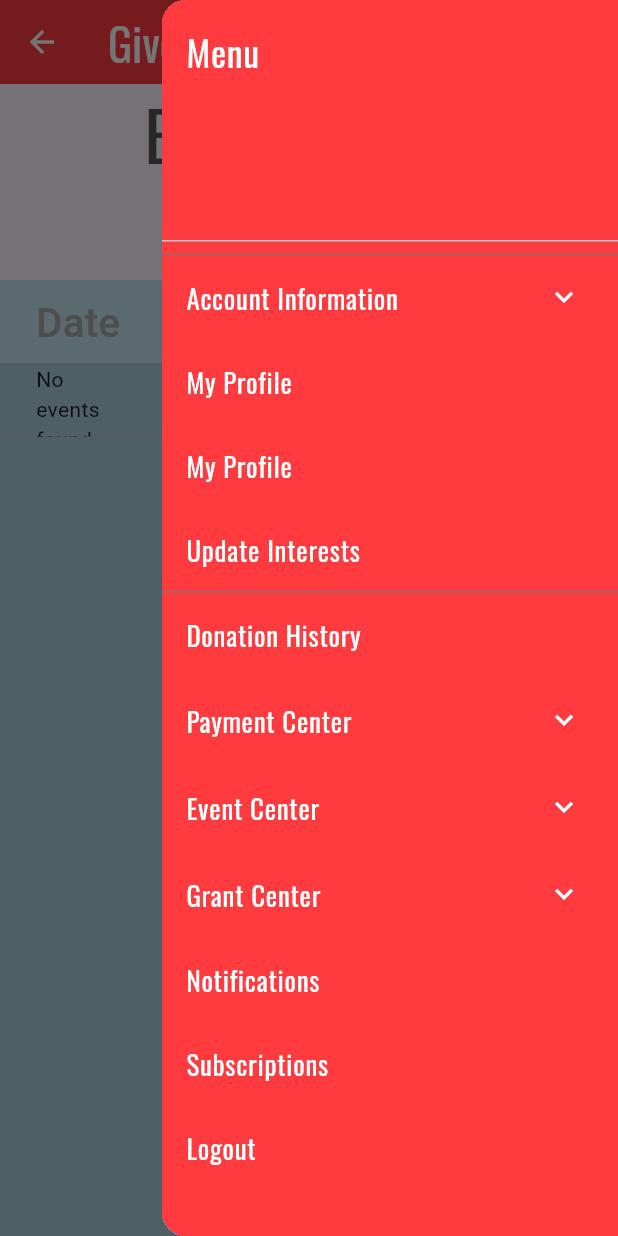
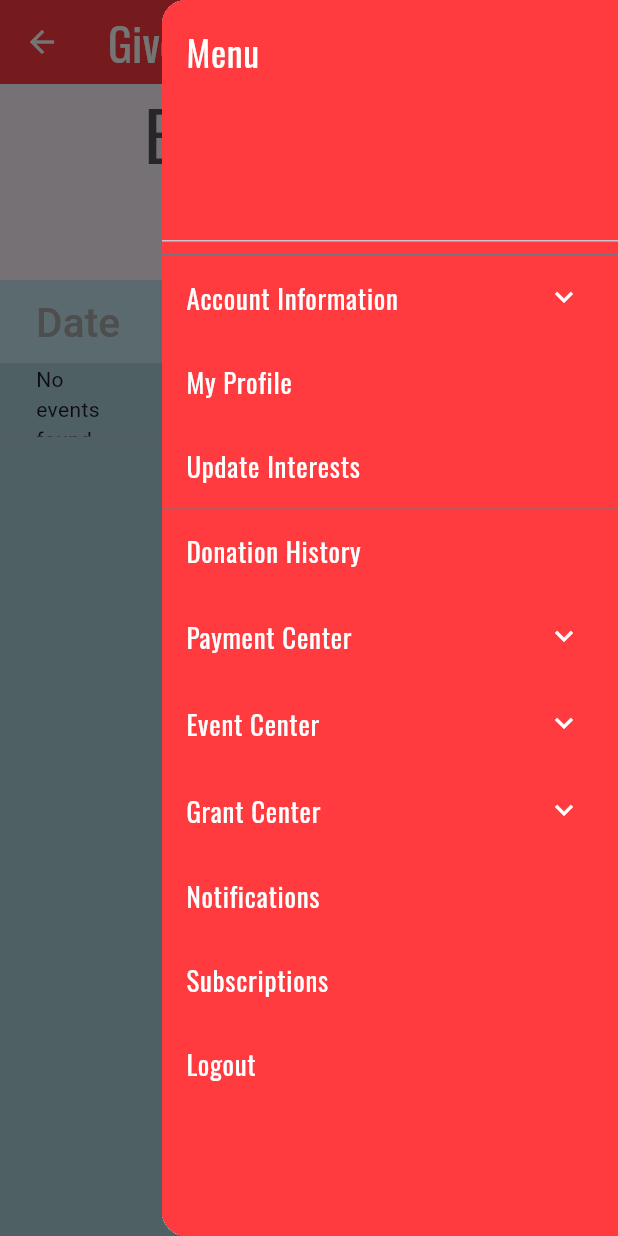
Before and after one commit to htthuyen/senior_design, a Flutter app: the EventHistory screen opened by its route, after a tap on the "menu" icon, after a tap on "Account Information", after a tap on "My Profile", on a phone screen of 412 x 824 dp. Run offline on Flutter 3.47's test engine with Material 3 defaults, Android fonts, the phone set to English and light mode, and no system bars; our stand-ins replace firebase_analytics, firebase_auth, firebase_core, firebase_database, firebase_messaging, google_fonts and 2 more; missing offline and left inert: dart:html, dart:js_interop; accounts and stored records are empty; Roboto replaces fonts that are missing (Kreon).

Commit message:
fixed conflicts

```diff
--- a/lib/webcomponents/donor_company_topbar.dart
+++ b/lib/webcomponents/donor_company_topbar.dart
@@ -6,8 +6,6 @@ import 'package:google_fonts/google_fonts.dart';
 import '../authentication/auth.dart';
 import '../webpages/company_donor/companyprofilepage.dart';
 import '../webpages/company_donor/currentevents.dart';
-import '../webpages/company_donor/companyprofilepage.dart';
-import '../webpages/company_donor/donorprofile.dart';
 import '../webpages/company_donor/donationofinterestspage.dart';
 import '../webpages/company_donor/donorcompanydonationhistory.dart';
 import '../webpages/company_donor/donorpaymentpage.dart';
@@ -68,23 +66,6 @@ class DonorComTopBar extends StatelessWidget implements PreferredSizeWidget {
                   collapsedIconColor: Colors.white,
                   trailing: Icon(Icons.expand_more, color: Colors.white),
                   children: [
-                    ListTile(
-                      title: Text(
-                        'My Profile',
-                        style: GoogleFonts.oswald(
-                          color: Colors.white,
-                          fontSize: 18,
-                        ),
-                      ),
-                      onTap: () async {
-                         String? userType = await getUserTypeFromDatabase(uid!) as String?;
-                            if (userType == 'Individual Donor') {
-                              Navigator.pushReplacement(context, MaterialPageRoute(builder: (context) => DonorProfilePage()));
-                            } else if (userType == 'Company') {
-                              Navigator.pushReplacement(context, MaterialPageRoute(builder: (context) => CompanyProfilePage()));
-                            }
-                      },
-                    ),
                     ListTile(
                         title: Text(
                           'My Profile',
```
